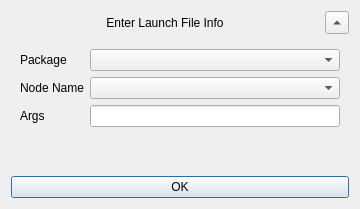
The window that landside/catkin_ws/src/gui/resource/LaunchDialog.ui (DukeRobotics/robosub-ros) describes before a commit, drawn with Qt 5.
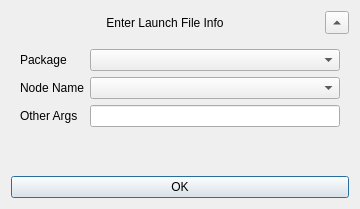
The same window after the commit.

Commit message: Added ability to show checkbox instead of line edit for boolean roslaunch arguments in Launch Dialog

```diff
--- a/landside/catkin_ws/src/gui/resource/LaunchDialog.ui
+++ b/landside/catkin_ws/src/gui/resource/LaunchDialog.ui
@@ -76,7 +76,7 @@
       <item row="2" column="0">
        <widget class="QLabel" name="args_label">
         <property name="text">
-         <string>Args</string>
+         <string>Other Args</string>
         </property>
        </widget>
       </item>
```
Left out of the diff: 4 changed lines with no effect on the pictures. The commit also changes 1 other file.
